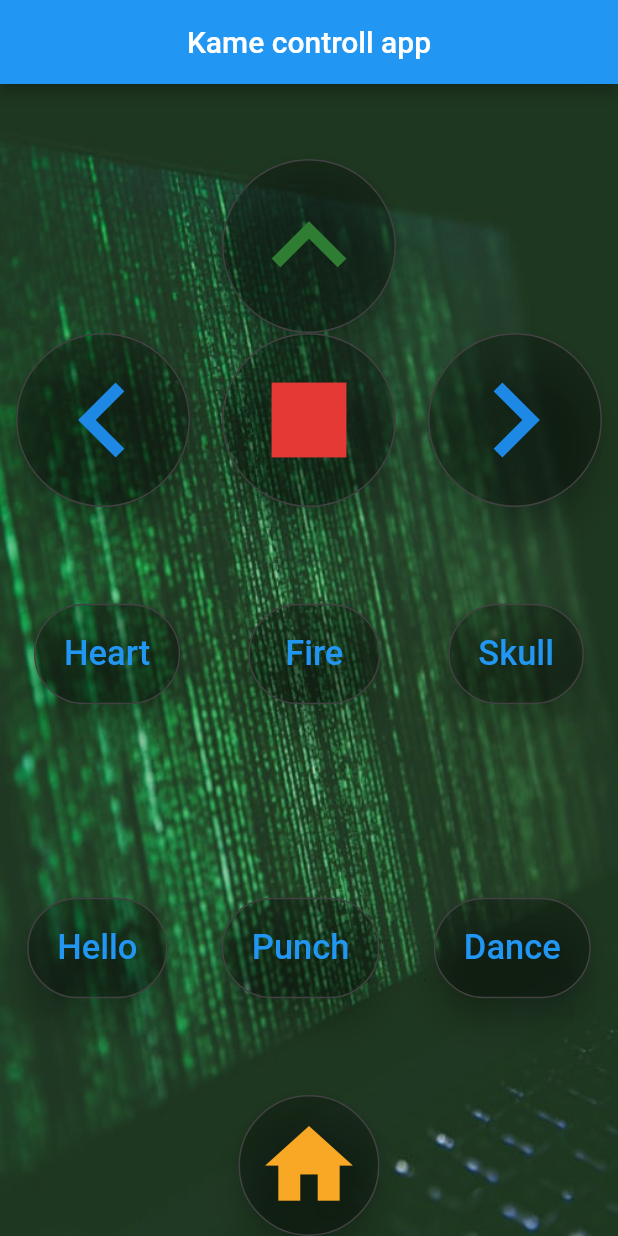
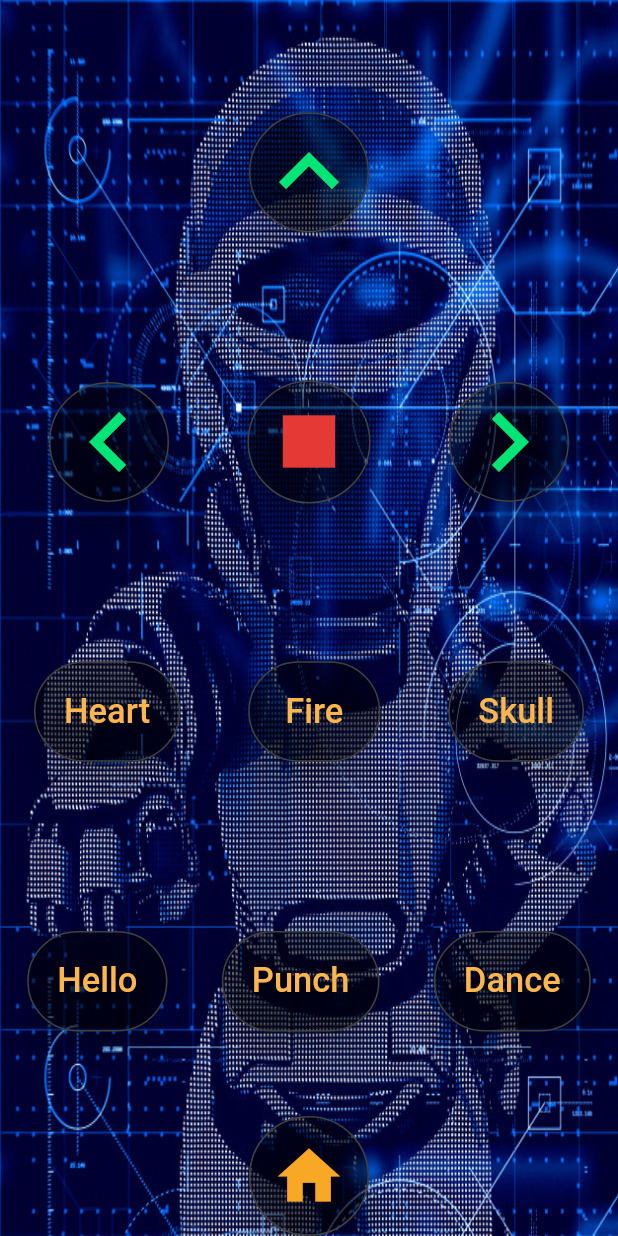
Before and after one commit to Luqapo/Kame-UI, a Flutter app: the screen it shows after launch, on a phone screen of 412 x 824 dp. Run offline on Flutter 3.47's test engine with Material 2 defaults, Android fonts, the phone set to English and light mode, and no system bars.

Commit message:
on phone settings

```diff
--- a/lib/main.dart
+++ b/lib/main.dart
@@ -50,18 +50,13 @@ class _MyHomePageState extends State<MyHomePage> {
   @override
   Widget build(BuildContext context) {
     return Scaffold(
-      appBar: AppBar(
-        title: Text(widget.title),
-        centerTitle: true,
-        backgroundColor: Colors.blue[500],
-      ),
       body: Container(
-        padding: const EdgeInsets.only(top: 50.0),
+        padding: const EdgeInsets.only(top: 25.0),
         decoration: BoxDecoration(
           image: DecorationImage(
-            image: const AssetImage('assets/images/background_1.jpeg'),
+            image: const AssetImage('assets/images/background_2.jpg'),
             colorFilter: ColorFilter.mode(
-              Colors.green.withOpacity(0.7),
+              Colors.black.withOpacity(0.1),
               BlendMode.softLight,
               ),
             fit: BoxFit.fill
@@ -71,12 +66,11 @@ class _MyHomePageState extends State<MyHomePage> {
           mainAxisSize: MainAxisSize.max,
           mainAxisAlignment: MainAxisAlignment.center,
           children: <Widget>[
-            Row(
+            Expanded( child: Row(
               mainAxisAlignment: MainAxisAlignment.center,
               children: <Widget>[
                 RaisedButton(
                   onPressed: () => _sendMessage('1+'),
-                  padding: const EdgeInsets.all(8.0),
                   elevation:9.0,
                   shape: CircleBorder(
                     side: BorderSide(
@@ -85,33 +79,34 @@ class _MyHomePageState extends State<MyHomePage> {
                     ),
                   child: Icon(
                       Icons.keyboard_arrow_up,
-                      size:100,
-                      color: Colors.green[800],
+                      size:80,
+                      color: Colors.greenAccent[400],
                   ),
-                  color: Colors.black.withOpacity(0.25),
+                  color: Colors.black.withOpacity(0.45),
+                  splashColor: Colors.blue[400].withOpacity(0.45),
                 ),
               ],
-            ),
-            Row(
+            )),
+            Expanded( child: Row(
               mainAxisAlignment: MainAxisAlignment.spaceAround,
               children: <Widget>[
                 RaisedButton(
                   onPressed: () => _sendMessage('3+'),
-                  padding: const EdgeInsets.all(8.0),
                   elevation:9.0,
                   shape: CircleBorder(
                     side: BorderSide(color: Colors.grey[800]),
                     ),
                   child: Icon(
                     Icons.keyboard_arrow_left,
-                    size:100,
-                    color: Colors.blue[600],
+                    size:80,
+                    color: Colors.greenAccent[400],
                   ),
-                  color: Colors.black.withOpacity(0.25),
+                  color: Colors.black.withOpacity(0.45),
+                  splashColor: Colors.blue[400].withOpacity(0.45),
                 ),
                 RaisedButton(
                   onPressed: () => _sendMessage('5+'),
-                  padding: const EdgeInsets.all(8.0),
+                  padding: const EdgeInsets.all(6.0),
                   elevation:9.0,
                   shape: CircleBorder(
                     side: BorderSide(
@@ -120,14 +115,14 @@ class _MyHomePageState extends State<MyHomePage> {
                   ),
                   child: Icon(
                     Icons.stop,
-                    size:100,
+                    size:70,
                     color: Colors.red[600],
                   ),
-                  color: Colors.black.withOpacity(0.25),
+                  color: Colors.black.withOpacity(0.45),
+                  splashColor: Colors.blue[400].withOpacity(0.45),
                 ),
                 RaisedButton(
                   onPressed: () => _sendMessage('4+'),
-                  padding: const EdgeInsets.all(8.0),
                   elevation:9.0,
                   shape: CircleBorder(
                     side: BorderSide(
@@ -136,13 +131,14 @@ class _MyHomePageState extends State<MyHomePage> {
                   ),
                   child: Icon(
                     Icons.keyboard_arrow_right,
-                    size:100,
-                    color: Colors.blue[600],
+                    size:80,
+                    color: Colors.greenAccent[400],
                   ),
-                  color: Colors.black.withOpacity(0.25),
+                  color: Colors.black.withOpacity(0.45),
+                  splashColor: Colors.blue[400].withOpacity(0.45),
                 ),
               ],
-            ),
+            )),
             Expanded( child: Row(
               mainAxisAlignment: MainAxisAlignment.spaceAround,
               children: <Widget>[
@@ -160,10 +156,11 @@ class _MyHomePageState extends State<MyHomePage> {
                     'Heart',
                     style: TextStyle(
                       fontSize: 23,
-                      color: Colors.blue,
+                      color: Colors.orange[300],
                       ),
                     ),
-                  color: Colors.black.withOpacity(0.25),
+                  color: Colors.black.withOpacity(0.45),
+                  splashColor: Colors.blue[400].withOpacity(0.45),
                   ),
                 RaisedButton(
                   onPressed: () => _sendMessage('7+'),
@@ -179,10 +176,11 @@ class _MyHomePageState extends State<MyHomePage> {
                     'Fire',
                     style: TextStyle(
                       fontSize: 23,
-                      color: Colors.blue,
+                      color: Colors.orange[300],
                       ),
                     ),
-                  color: Colors.black.withOpacity(0.25),
+                  color: Colors.black.withOpacity(0.45),
+                  splashColor: Colors.blue[400].withOpacity(0.45),
                 ),
                 RaisedButton(
                   onPressed: () => _sendMessage('8+'),
@@ -198,10 +196,11 @@ class _MyHomePageState extends State<MyHomePage> {
                     'Skull',
                     style: TextStyle(
                       fontSize: 23,
-                      color: Colors.blue,
+                      color: Colors.orange[300],
                       ),
                     ),
-                  color: Colors.black.withOpacity(0.25),
+                  color: Colors.black.withOpacity(0.45),
+                  splashColor: Colors.blue[400].withOpacity(0.45),
                   ),
               ],
             )),
@@ -222,10 +221,11 @@ class _MyHomePageState extends State<MyHomePage> {
                     'Hello',
                     style: TextStyle(
                       fontSize: 23,
-                      color: Colors.blue,
+                      color: Colors.orange[300],
                       ),
                     ),
-                  color: Colors.black.withOpacity(0.25),
+                  color: Colors.black.withOpacity(0.45),
+                  splashColor: Colors.blue[400].withOpacity(0.45),
                   ),
                 RaisedButton(
                   onPressed: () => _sendMessage('10+'),
@@ -241,10 +241,11 @@ class _MyHomePageState extends State<MyHomePage> {
                     'Punch',
                     style: TextStyle(
                       fontSize: 23,
-                      color: Colors.blue,
+                      color: Colors.orange[300],
                       ),
                     ),
-                  color: Colors.black.withOpacity(0.25),
+                  color: Colors.black.withOpacity(0.45),
+                  splashColor: Colors.blue[400].withOpacity(0.45),
                 ),
                 RaisedButton(
                   onPressed: () => _sendMessage('11+'),
@@ -259,11 +260,12 @@ class _MyHomePageState extends State<MyHomePage> {
                   child: Text(
                     'Dance',
                     style: TextStyle(
-                      fontSize: 23, color:
-                      Colors.blue,
+                      fontSize: 23,
+                      color: Colors.orange[300],
                       ),
                     ),
-                  color: Colors.black.withOpacity(0.25),
+                  color: Colors.black.withOpacity(0.45),
+                  splashColor: Colors.blue[400].withOpacity(0.45),
                   ),
               ],
             )),
@@ -273,7 +275,7 @@ class _MyHomePageState extends State<MyHomePage> {
               children: <Widget>[
                 RaisedButton(
                   onPressed: () => _sendMessage('15+'),
-                  padding: const EdgeInsets.all(12.0),
+                  padding: const EdgeInsets.all(15.0),
                   elevation:9.0,
                   shape: CircleBorder(
                     side: BorderSide(
@@ -282,10 +284,11 @@ class _MyHomePageState extends State<MyHomePage> {
                     ),
                   child: Icon(
                       Icons.home,
-                      size:70,
+                      size:50,
                       color: Colors.yellow[800],
                   ),
-                  color: Colors.black.withOpacity(0.25),
+                  color: Colors.black.withOpacity(0.45),
+                  splashColor: Colors.blue[400].withOpacity(0.45),
                 ),
               ],
             ),
--- a/pubspec.yaml
+++ b/pubspec.yaml
@@ -43,6 +43,7 @@ flutter:
   # To add assets to your application, add an assets section, like this:
   assets:
    - assets/images/background_1.jpeg
+   - assets/images/background_2.jpg
   #  - images/a_dot_ham.jpeg
 
   # An image asset can refer to one or more resolution-specific "variants", see
```
Also changed, not shown: assets/images/background_2.jpg (added).
